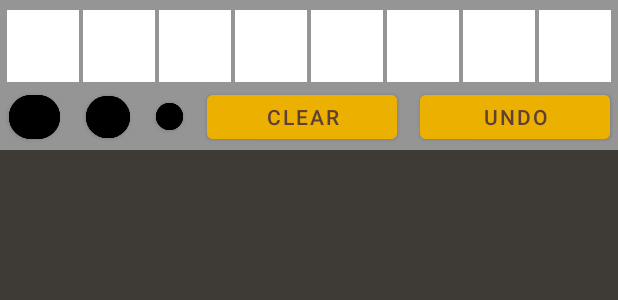
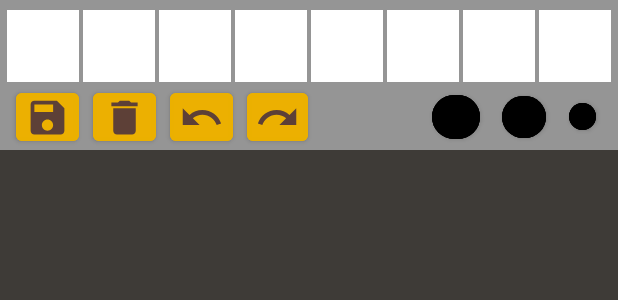
Before and after one commit to lalondeph/pugpad, an Android app: the layout activity_main.xml on its own in the app's theme, with its tools: preview values and no code run, on a phone screen of 412 x 824 dp. Shown: the top 300 px of the screen. Run offline under Robolectric (Android 15) with nearby library versions, the phone set to English and light mode, and no system bars.

Commit message:
Reliable icons, add save and undo to ui, add undo functionality.

```diff
--- /dev/null
+++ b/app/src/main/res/drawable/ic_baseline_delete_24.xml
@@ -0,0 +1,10 @@
+<vector xmlns:android="http://schemas.android.com/apk/res/android"
+    android:width="24dp"
+    android:height="24dp"
+    android:viewportWidth="24"
+    android:viewportHeight="24"
+    android:tint="?attr/colorControlNormal">
+  <path
+      android:fillColor="@android:color/white"
+      android:pathData="M6,19c0,1.1 0.9,2 2,2h8c1.1,0 2,-0.9 2,-2V7H6v12zM19,4h-3.5l-1,-1h-5l-1,1H5v2h14V4z"/>
+</vector>
--- /dev/null
+++ b/app/src/main/res/drawable/ic_baseline_redo_24.xml
@@ -0,0 +1,10 @@
+<vector xmlns:android="http://schemas.android.com/apk/res/android"
+    android:width="24dp"
+    android:height="24dp"
+    android:viewportWidth="24"
+    android:viewportHeight="24"
+    android:tint="?attr/colorControlNormal">
+  <path
+      android:fillColor="@android:color/white"
+      android:pathData="M18.4,10.6C16.55,8.99 14.15,8 11.5,8c-4.65,0 -8.58,3.03 -9.96,7.22L3.9,16c1.05,-3.19 4.05,-5.5 7.6,-5.5 1.95,0 3.73,0.72 5.12,1.88L13,16h9V7l-3.6,3.6z"/>
+</vector>
--- /dev/null
+++ b/app/src/main/res/drawable/ic_baseline_save_24.xml
@@ -0,0 +1,10 @@
+<vector xmlns:android="http://schemas.android.com/apk/res/android"
+    android:width="24dp"
+    android:height="24dp"
+    android:viewportWidth="24"
+    android:viewportHeight="24"
+    android:tint="?attr/colorControlNormal">
+  <path
+      android:fillColor="@android:color/white"
+      android:pathData="M17,3L5,3c-1.11,0 -2,0.9 -2,2v14c0,1.1 0.89,2 2,2h14c1.1,0 2,-0.9 2,-2L21,7l-4,-4zM12,19c-1.66,0 -3,-1.34 -3,-3s1.34,-3 3,-3 3,1.34 3,3 -1.34,3 -3,3zM15,9L5,9L5,5h10v4z"/>
+</vector>
--- /dev/null
+++ b/app/src/main/res/drawable/ic_baseline_undo_24.xml
@@ -0,0 +1,10 @@
+<vector xmlns:android="http://schemas.android.com/apk/res/android"
+    android:width="24dp"
+    android:height="24dp"
+    android:viewportWidth="24"
+    android:viewportHeight="24"
+    android:tint="?attr/colorControlNormal">
+  <path
+      android:fillColor="@android:color/white"
+      android:pathData="M12.5,8c-2.65,0 -5.05,0.99 -6.9,2.6L2,7v9h9l-3.62,-3.62c1.39,-1.16 3.16,-1.88 5.12,-1.88 3.54,0 6.55,2.31 7.6,5.5l2.37,-0.78C21.08,11.03 17.15,8 12.5,8z"/>
+</vector>
--- a/app/src/main/res/layout/activity_main.xml
+++ b/app/src/main/res/layout/activity_main.xml
@@ -140,9 +140,90 @@
             android:layout_width="match_parent"
             android:layout_height="40dp">
 
+            <Space
+                android:layout_width="0dp"
+                android:layout_height="match_parent"
+                android:layout_weight=".05" />
+
+            <Button
+                android:id="@+id/btnSave"
+                android:layout_width="1dp"
+                android:layout_height="wrap_content"
+                android:layout_weight=".25"
+                android:adjustViewBounds="true"
+                android:backgroundTint="#F0ECB100"
+                android:minHeight="48dp"
+                app:icon="@drawable/ic_baseline_save_24"
+                app:iconGravity="textStart"
+                app:iconPadding="0dp"
+                app:iconSize="30dp"
+                app:iconTint="#5D4037" />
+
+            <Space
+                android:layout_width="0dp"
+                android:layout_height="match_parent"
+                android:layout_weight=".06" />
+
+            <Button
+                android:id="@+id/btnClear"
+                android:layout_width="1dp"
+                android:layout_height="wrap_content"
+                android:layout_weight=".25"
+                android:adjustViewBounds="true"
+                android:backgroundTint="#F0ECB100"
+                android:minHeight="48dp"
+                app:icon="@drawable/ic_baseline_delete_24"
+                app:iconGravity="textStart"
+                app:iconPadding="0dp"
+                app:iconSize="30dp"
+                app:iconTint="#5D4037" />
+
+            <Space
+                android:layout_width="0dp"
+                android:layout_height="match_parent"
+                android:layout_weight=".06" />
+
+            <Button
+                android:id="@+id/btnUndo"
+                android:layout_width="1dp"
+                android:layout_height="match_parent"
+                android:layout_weight=".25"
+                android:adjustViewBounds="true"
+                android:backgroundTint="#F0ECB100"
+                android:minHeight="48dp"
+                app:icon="@drawable/ic_baseline_undo_24"
+                app:iconGravity="textStart"
+                app:iconPadding="0dp"
+                app:iconSize="30dp"
+                app:iconTint="#5D4037" />
+
+            <Space
+                android:layout_width="0dp"
+                android:layout_height="match_parent"
+                android:layout_weight=".06" />
+
+            <Button
+                android:id="@+id/btnRedo"
+                android:layout_width="1dp"
+                android:layout_height="match_parent"
+                android:layout_weight=".24"
+                android:adjustViewBounds="true"
+                android:backgroundTint="#F0ECB100"
+                android:minHeight="48dp"
+                app:icon="@drawable/ic_baseline_redo_24"
+                app:iconGravity="textStart"
+                app:iconPadding="0dp"
+                app:iconSize="30dp"
+                app:iconTint="#5D4037" />
+
+            <Space
+                android:layout_width="0dp"
+                android:layout_height="match_parent"
+                android:layout_weight=".5" />
+
             <Button
                 android:id="@+id/btnLarge"
-                android:layout_width="34dp"
+                android:layout_width="32dp"
                 android:layout_height="match_parent"
                 android:layout_gravity="center_horizontal|center_vertical"
                 android:layout_margin="1dp"
@@ -157,7 +238,7 @@
             <Space
                 android:layout_width="0dp"
                 android:layout_height="match_parent"
-                android:layout_weight=".2" />
+                android:layout_weight=".06" />
 
             <Button
                 android:id="@+id/btnMed"
@@ -176,7 +257,7 @@
             <Space
                 android:layout_width="0dp"
                 android:layout_height="match_parent"
-                android:layout_weight=".2" />
+                android:layout_weight=".06" />
 
             <Button
                 android:id="@+id/btnSmall"
@@ -195,36 +276,7 @@
             <Space
                 android:layout_width="0dp"
                 android:layout_height="match_parent"
-                android:layout_weight=".2" />
-
-            <Button
-                android:id="@+id/btnClear"
-                android:layout_width="0dp"
-                android:layout_height="wrap_content"
-                android:layout_margin="1dp"
-                android:layout_weight="2"
-                android:adjustViewBounds="true"
-                android:backgroundTint="#F0ECB100"
-                android:minHeight="48dp"
-                android:text="@string/btn_clear"
-                android:textColor="#5D4037" />
-
-            <Space
-                android:layout_width="0dp"
-                android:layout_height="match_parent"
-                android:layout_weight=".2" />
-
-            <Button
-                android:id="@+id/btnUndo"
-                android:layout_width="0dp"
-                android:layout_height="wrap_content"
-                android:layout_margin="1dp"
-                android:layout_weight="2"
-                android:adjustViewBounds="true"
-                android:backgroundTint="#F0ECB100"
-                android:minHeight="48dp"
-                android:text="@string/undo"
-                android:textColor="#5D4037" />
+                android:layout_weight=".05" />
 
         </TableRow>
     </TableLayout>
```
Also changed, not shown: app/src/main/java/jadepug/pugpad/DrawingView.java (+9 -0 lines), app/src/main/java/jadepug/pugpad/MainActivity.java (+25 -2 lines), app/src/main/res/drawable/ic_clear_icon.xml (added, +22 -0 lines), app/src/main/res/drawable/ic_save_icon.xml (added, +9 -0 lines), app/src/main/res/drawable/ic_undo_icon.xml (added, +9 -0 lines).
